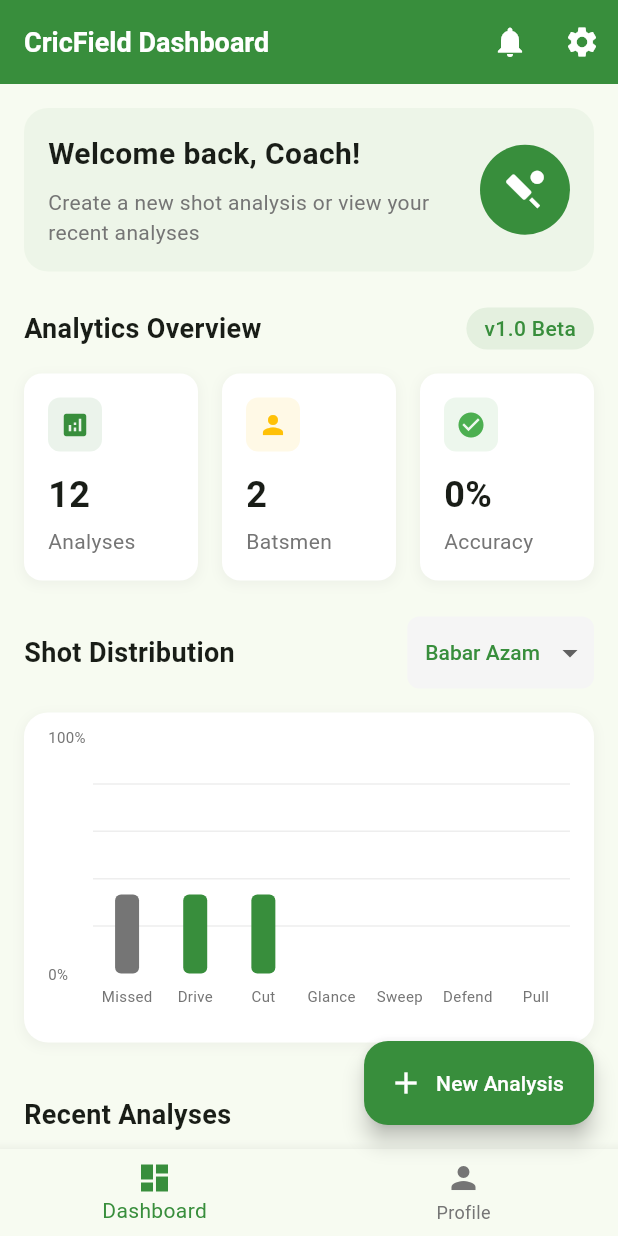
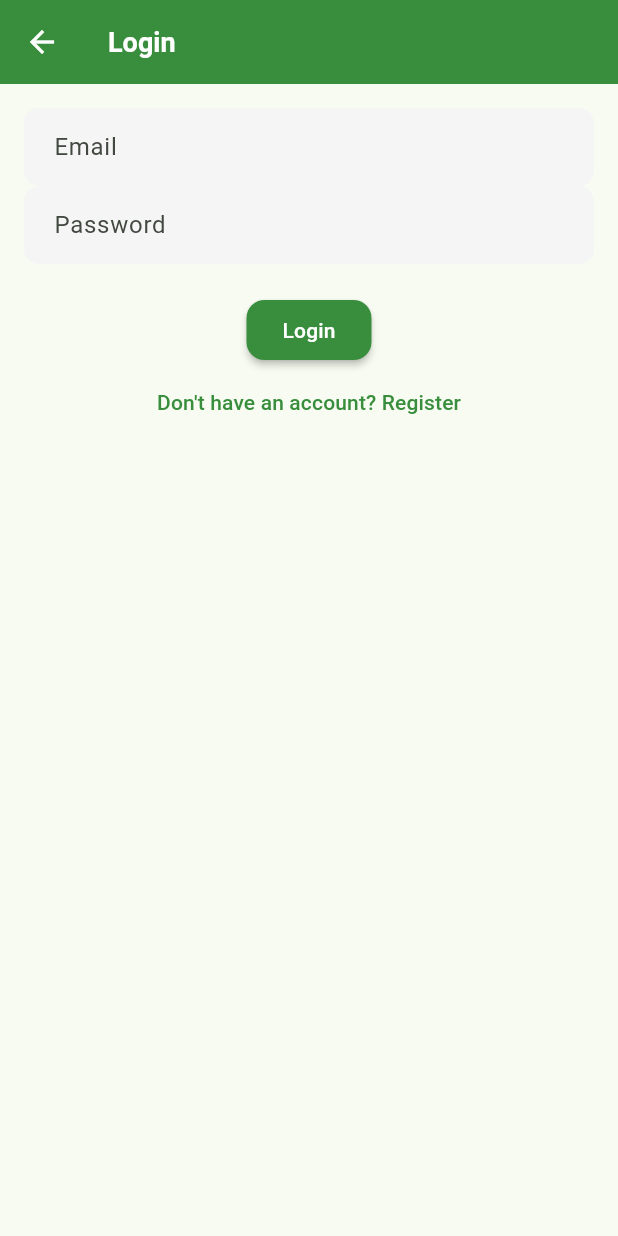
Before and after one commit to thecodemonster1/cric_field_project_1, a Flutter app: the screen it shows after launch, on a phone screen of 412 x 824 dp. Run offline on Flutter 3.47's test engine with Material 3 defaults, Android fonts, the phone set to English and light mode, and no system bars; drawn by our look-alikes of fl_chart; our stand-ins replace firebase_auth, firebase_core, percent_indicator; missing offline and left inert: tflite_flutter; accounts and stored records are empty.

Commit message:
feat: Integrate Firebase Authentication and Core
- Added Firebase Authentication and Core dependencies to the project.
- Implemented Login and Register pages with email/password authentication.
- Updated DashboardPage to display user email upon login.
- Created GoogleService-Info.plist for Firebase configuration.
- Modified main.dart to initialize Firebase and set up routing for login and registration.
- Updated Xcode project settings to include necessary Firebase frameworks.
- Adjusted macOS and Windows plugin registration for Firebase.

```diff
--- a/lib/Pages/DashboardPage.dart
+++ b/lib/Pages/DashboardPage.dart
@@ -1,3 +1,4 @@
+import 'package:firebase_auth/firebase_auth.dart';
 import 'package:flutter/material.dart';
 import 'package:cric_field_project_1/theme/app_theme.dart';
 import 'package:cric_field_project_1/Pages/InputPage.dart';
@@ -132,6 +133,7 @@ class _DashboardPageState extends State<DashboardPage> {
 
   @override
   Widget build(BuildContext context) {
+    final user = FirebaseAuth.instance.currentUser;
     return Scaffold(
       appBar: AppBar(
         title: const Text(
@@ -145,7 +147,9 @@ class _DashboardPageState extends State<DashboardPage> {
           ),
           IconButton(
             icon: const Icon(Icons.settings),
-            onPressed: () {},
+            onPressed: () {
+              Navigator.pushNamed(context, '/settings');
+            },
           ),
         ],
       ),
@@ -185,6 +189,7 @@ class _DashboardPageState extends State<DashboardPage> {
   }
 
   Widget _buildMainDashboard(BuildContext context) {
+    final user = FirebaseAuth.instance.currentUser;
     return RefreshIndicator(
       onRefresh: () async {
         setState(() {
@@ -215,7 +220,7 @@ class _DashboardPageState extends State<DashboardPage> {
                       crossAxisAlignment: CrossAxisAlignment.start,
                       children: [
                         Text(
-                          'Welcome back, Coach!',
+                          'Welcome, ${user?.email ?? 'Guest'}!',
                           style: TextStyle(
                             fontSize: 20,
                             fontWeight: FontWeight.bold,
--- /dev/null
+++ b/lib/Pages/LoginPage.dart
@@ -0,0 +1,66 @@
+import 'package:cric_field_project_1/Pages/RegisterPage.dart';
+import 'package:flutter/material.dart';
+import 'package:firebase_auth/firebase_auth.dart';
+
+
+class LoginPage extends StatefulWidget {
+  @override
+  _LoginPageState createState() => _LoginPageState();
+}
+
+class _LoginPageState extends State<LoginPage> {
+  final _emailController = TextEditingController();
+  final _passwordController = TextEditingController();
+  final _auth = FirebaseAuth.instance;
+
+  Future<void> _login() async {
+    try {
+      await _auth.signInWithEmailAndPassword(
+        email: _emailController.text.trim(),
+        password: _passwordController.text.trim(),
+      );
+      // Navigate to the home page or dashboard
+    } catch (e) {
+      ScaffoldMessenger.of(context).showSnackBar(
+        SnackBar(content: Text(e.toString())),
+      );
+    }
+  }
+
+  @override
+  Widget build(BuildContext context) {
+    return Scaffold(
+      appBar: AppBar(title: Text('Login')),
+      body: Padding(
+        padding: const EdgeInsets.all(16.0),
+        child: Column(
+          children: [
+            TextField(
+              controller: _emailController,
+              decoration: InputDecoration(labelText: 'Email'),
+            ),
+            TextField(
+              controller: _passwordController,
+              decoration: InputDecoration(labelText: 'Password'),
+              obscureText: true,
+            ),
+            SizedBox(height: 20),
+            ElevatedButton(
+              onPressed: _login,
+              child: Text('Login'),
+            ),
+            TextButton(
+              onPressed: () {
+                Navigator.push(
+                  context,
+                  MaterialPageRoute(builder: (context) => RegisterPage()),
+                );
+              },
+              child: Text('Don\'t have an account? Register'),
+            ),
+          ],
+        ),
+      ),
+    );
+  }
+}
--- a/lib/main.dart
+++ b/lib/main.dart
@@ -1,12 +1,19 @@
 import 'package:cric_field_project_1/Pages/DashboardPage.dart';
 import 'package:cric_field_project_1/Pages/InputPage.dart';
 import 'package:cric_field_project_1/Pages/WagonWheelPage.dart';
+import 'package:cric_field_project_1/Pages/LoginPage.dart';
+import 'package:cric_field_project_1/Pages/RegisterPage.dart';
+import 'package:cric_field_project_1/Pages/SettingsPage.dart';
+import 'package:cric_field_project_1/Pages/ProfilePage.dart';
 import 'package:cric_field_project_1/Services/Service.dart';
 import 'package:cric_field_project_1/theme/app_theme.dart';
 import 'package:flutter/material.dart';
+import 'package:firebase_core/firebase_core.dart';
+import 'package:firebase_auth/firebase_auth.dart';
 
 void main() async {
   WidgetsFlutterBinding.ensureInitialized();
+  await Firebase.initializeApp(); // Initialize Firebase
   await FieldPlacementService.loadModel();
 
   runApp(const MyApp());
@@ -21,8 +28,10 @@ class MyApp extends StatelessWidget {
       title: 'Cricket Shot Analysis',
       debugShowCheckedModeBanner: false,
       theme: AppTheme.lightTheme,
-      initialRoute: '/',
+      initialRoute: FirebaseAuth.instance.currentUser == null ? '/login' : '/',
       routes: {
+        '/login': (context) => const LoginPage(),
+        '/register': (context) => const RegisterPage(),
         '/': (context) => const DashboardPage(),
         '/input': (context) => const InputPage(),
         '/wagonWheel': (context) {
@@ -30,6 +39,8 @@ class MyApp extends StatelessWidget {
               as Map<String, dynamic>?;
           return WagonWheelPage(inputData: args ?? {});
         },
+        '/settings': (context) => const SettingsPage(),
+        '/profile': (context) => const ProfilePage(),
       },
     );
   }
--- a/pubspec.yaml
+++ b/pubspec.yaml
@@ -20,8 +20,8 @@ dependencies:
   # firebase_core: ^3.13.0
 
   # # Firebase packages
-  # firebase_core: ^3.13.0
-  # firebase_auth: ^5.5.2
+  firebase_core: ^3.13.0
+  firebase_auth: ^5.5.2
   # cloud_firestore: ^5.6.6
   # firebase_analytics: ^11.4.5
   # intl: ^0.20.2
```
Also changed, not shown: lib/Pages/RegisterPage.dart (added, +55 -0 lines), pubspec.lock, 8 other files.
